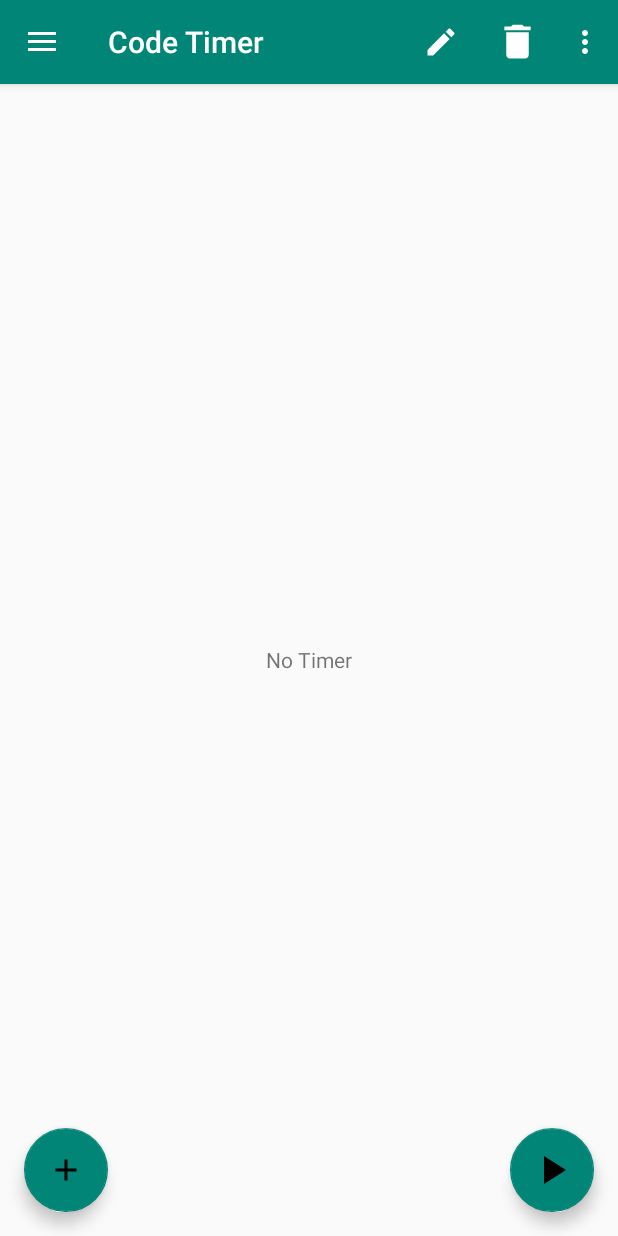
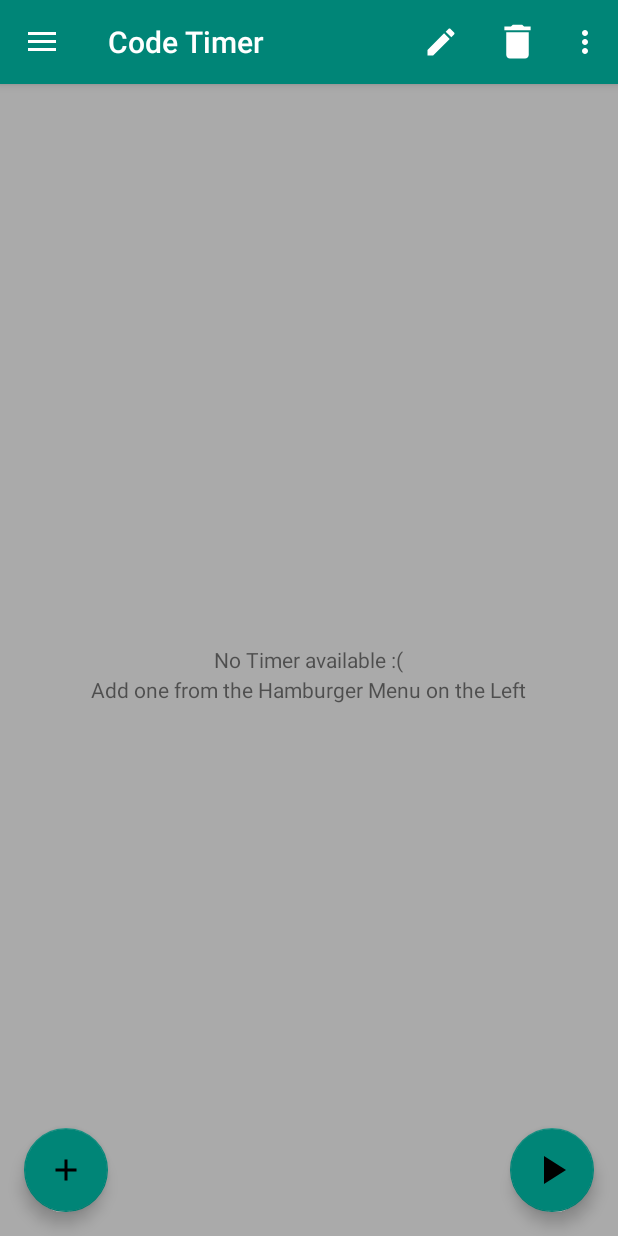
Before and after one commit to cube1324/Timer, an Android app: the screen it shows after launch (MainActivity), on a phone screen of 412 x 824 dp. Run offline under Robolectric (Android 15) with nearby library versions, the phone set to English and light mode, and no system bars.

Commit message:
Adjusted Timer Description to scale with text size

```diff
--- a/app/src/main/java/com/code/timer/TimerService.java
+++ b/app/src/main/java/com/code/timer/TimerService.java
@@ -214,8 +214,8 @@ public class TimerService extends Service {
     private void pauseTimer(){
         mCountDownTimer.cancel();
         isPaused = true;
-        //TODO update ui
     }
+
 
     @Override
     public void onDestroy() {
--- a/app/src/main/res/layout/activity_main.xml
+++ b/app/src/main/res/layout/activity_main.xml
@@ -73,7 +73,7 @@
                     android:layout_height="wrap_content"
                     android:layout_margin="10dp"
                     android:src="@drawable/ic_loop_black_24dp"
-                    app:fabSize="mini"/>
+                    app:fabSize="mini" />
 
                 <TextView
                     android:layout_width="wrap_content"
@@ -157,7 +157,7 @@
                 android:layout_gravity="bottom|left"
                 android:layout_margin="@dimen/fab_margin"
                 android:src="@drawable/ic_add_30px"
-                app:fabSize="normal"/>
+                app:fabSize="normal" />
 
 
         </androidx.coordinatorlayout.widget.CoordinatorLayout>
--- a/app/src/main/res/layout/fragment_empty.xml
+++ b/app/src/main/res/layout/fragment_empty.xml
@@ -3,13 +3,25 @@
     xmlns:tools="http://schemas.android.com/tools"
     android:layout_width="match_parent"
     android:layout_height="match_parent"
+    android:background="@android:color/darker_gray"
     tools:context=".EmptyFragment">
 
     <!-- TODO: Update blank fragment layout -->
+
     <TextView
         android:layout_width="wrap_content"
         android:layout_height="wrap_content"
-        android:text="No Timer"
-        android:layout_gravity="center"/>
+        android:layout_gravity="center"
+        android:text="@string/no_timer"
+        android:textSize="14sp" />
+
+    <TextView
+        android:id="@+id/textView3"
+        android:layout_width="wrap_content"
+        android:layout_height="wrap_content"
+        android:layout_gravity="center"
+        android:layout_marginTop="20sp"
+        android:text="@string/no_timer_desc"
+        tools:text="@string/no_timer_desc" />
 
 </FrameLayout>
--- a/app/src/main/res/values/strings.xml
+++ b/app/src/main/res/values/strings.xml
@@ -18,4 +18,6 @@
 
     <!-- TODO: Remove or change this placeholder text -->
     <string name="no_element_in_timer_message">There are no Elements in the Timer</string>
+    <string name="no_timer">No Timer available :(</string>
+    <string name="no_timer_desc">Add one from the Hamburger Menu on the Left</string>
 </resources>
```
Also changed, not shown: app/src/main/java/com/code/timer/MainActivity.java (+5 -3 lines), app/src/main/res/layout/activity_timer.xml (+10 -3 lines).
